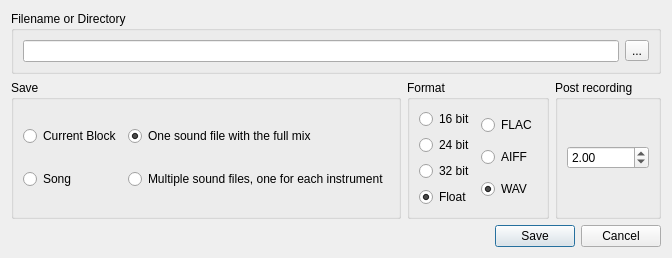
Before: the Qt Designer form Qt/qt4_soundfilesaver_widget.ui in kmatheussen/radium, drawn with Qt 5.
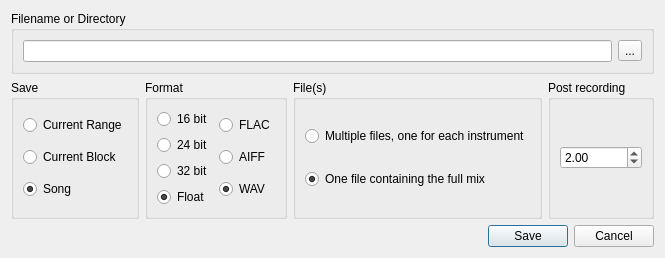
After: the same form once the commit is applied.

Commit message: Option to render range to soundfile

```diff
--- a/Qt/qt4_soundfilesaver_widget.ui
+++ b/Qt/qt4_soundfilesaver_widget.ui
@@ -6,8 +6,8 @@
    <rect>
     <x>0</x>
     <y>0</y>
-    <width>784</width>
-    <height>342</height>
+    <width>816</width>
+    <height>309</height>
    </rect>
   </property>
   <property name="sizePolicy">
@@ -73,6 +73,13 @@
        <layout class="QHBoxLayout" name="horizontalLayout_4">
         <item>
          <layout class="QVBoxLayout" name="verticalLayout_5">
+          <item>
+           <widget class="QRadioButton" name="save_range_button">
+            <property name="text">
+             <string>Current Range</string>
+            </property>
+           </widget>
+          </item>
           <item>
            <widget class="QRadioButton" name="save_block_button">
             <property name="text">
@@ -93,31 +100,7 @@
          </layout>
         </item>
         <item>
-         <layout class="QVBoxLayout" name="verticalLayout_3">
-          <item>
-           <widget class="QRadioButton" name="one_soundfile">
-            <property name="text">
-             <string>One sound file with the full mix</string>
-            </property>
-            <property name="checked">
-             <bool>true</bool>
-            </property>
-            <attribute name="buttonGroup">
-             <string notr="true">buttonGroup_3</string>
-            </attribute>
-           </widget>
-          </item>
-          <item>
-           <widget class="QRadioButton" name="many_soundfiles">
-            <property name="text">
-             <string>Multiple sound files, one for each instrument</string>
-            </property>
-            <attribute name="buttonGroup">
-             <string notr="true">buttonGroup_3</string>
-            </attribute>
-           </widget>
-          </item>
-         </layout>
+         <layout class="QVBoxLayout" name="verticalLayout_3"/>
         </item>
        </layout>
       </widget>
@@ -215,6 +198,32 @@
        </layout>
       </widget>
      </item>
+     <item>
+      <widget class="QGroupBox" name="groupBox_3">
+       <property name="title">
+        <string>File(s)</string>
+       </property>
+       <layout class="QVBoxLayout" name="verticalLayout_7">
+        <item>
+         <widget class="QRadioButton" name="many_soundfiles">
+          <property name="text">
+           <string>Multiple files, one for each instrument</string>
+          </property>
+         </widget>
+        </item>
+        <item>
+         <widget class="QRadioButton" name="one_soundfile">
+          <property name="text">
+           <string>One file containing the full mix</string>
+          </property>
+          <property name="checked">
+           <bool>true</bool>
+          </property>
+         </widget>
+        </item>
+       </layout>
+      </widget>
+     </item>
      <item>
       <widget class="QGroupBox" name="asdfasdf">
        <property name="title">
```
Left out of the diff: 3 changed lines with no effect on the pictures. The commit also changes 4 other files.
